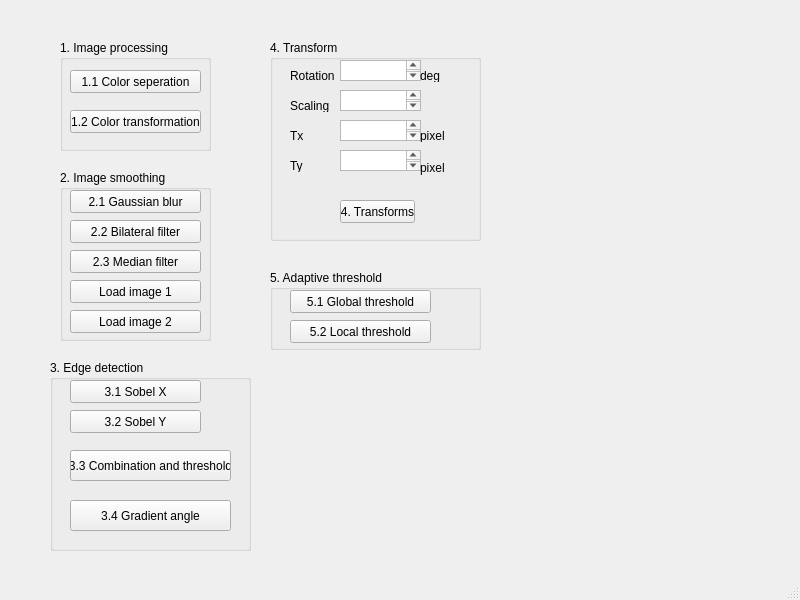
The window that interface.ui (LileeeC/IpCvDl_2025_hw) describes before a commit, drawn with Qt 5.
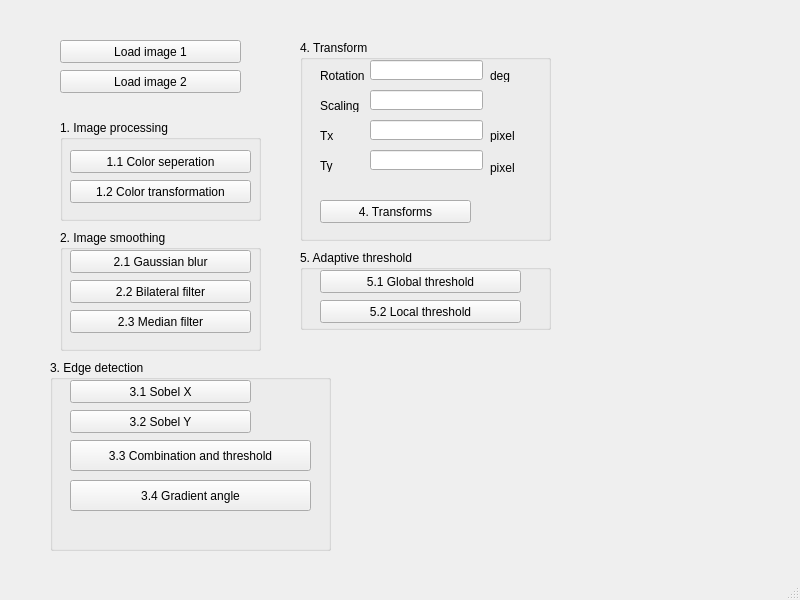
The same window after the commit.

What changed in the file:
```diff
--- a/interface.ui
+++ b/interface.ui
@@ -18,9 +18,9 @@
     <property name="geometry">
      <rect>
       <x>60</x>
-      <y>40</y>
-      <width>151</width>
-      <height>111</height>
+      <y>120</y>
+      <width>201</width>
+      <height>101</height>
      </rect>
     </property>
     <property name="title">
@@ -31,7 +31,7 @@
       <rect>
        <x>10</x>
        <y>30</y>
-       <width>131</width>
+       <width>181</width>
        <height>23</height>
       </rect>
      </property>
@@ -43,8 +43,8 @@
      <property name="geometry">
       <rect>
        <x>10</x>
-       <y>70</y>
-       <width>131</width>
+       <y>60</y>
+       <width>181</width>
        <height>23</height>
       </rect>
      </property>
@@ -57,9 +57,9 @@
     <property name="geometry">
      <rect>
       <x>60</x>
-      <y>170</y>
-      <width>151</width>
-      <height>171</height>
+      <y>230</y>
+      <width>201</width>
+      <height>121</height>
      </rect>
     </property>
     <property name="title">
@@ -70,7 +70,7 @@
       <rect>
        <x>10</x>
        <y>20</y>
-       <width>131</width>
+       <width>181</width>
        <height>23</height>
       </rect>
      </property>
@@ -83,7 +83,7 @@
       <rect>
        <x>10</x>
        <y>50</y>
-       <width>131</width>
+       <width>181</width>
        <height>23</height>
       </rect>
      </property>
@@ -96,7 +96,7 @@
       <rect>
        <x>10</x>
        <y>80</y>
-       <width>131</width>
+       <width>181</width>
        <height>23</height>
       </rect>
      </property>
@@ -104,39 +104,13 @@
       <string>2.3 Median filter</string>
      </property>
     </widget>
-    <widget class="QPushButton" name="pushButton_LoadImage1">
-     <property name="geometry">
-      <rect>
-       <x>10</x>
-       <y>110</y>
-       <width>131</width>
-       <height>23</height>
-      </rect>
-     </property>
-     <property name="text">
-      <string>Load image 1</string>
-     </property>
-    </widget>
-    <widget class="QPushButton" name="pushButton_LoadImage2">
-     <property name="geometry">
-      <rect>
-       <x>10</x>
-       <y>140</y>
-       <width>131</width>
-       <height>23</height>
-      </rect>
-     </property>
-     <property name="text">
-      <string>Load image 2</string>
-     </property>
-    </widget>
    </widget>
    <widget class="QGroupBox" name="groupBox_3">
     <property name="geometry">
      <rect>
       <x>50</x>
       <y>360</y>
-      <width>201</width>
+      <width>281</width>
       <height>191</height>
      </rect>
     </property>
@@ -148,7 +122,7 @@
       <rect>
        <x>20</x>
        <y>20</y>
-       <width>131</width>
+       <width>181</width>
        <height>23</height>
       </rect>
      </property>
@@ -161,7 +135,7 @@
       <rect>
        <x>20</x>
        <y>50</y>
-       <width>131</width>
+       <width>181</width>
        <height>23</height>
       </rect>
      </property>
@@ -173,8 +147,8 @@
      <property name="geometry">
       <rect>
        <x>20</x>
-       <y>90</y>
-       <width>161</width>
+       <y>80</y>
+       <width>241</width>
        <height>31</height>
       </rect>
      </property>
@@ -186,8 +160,8 @@
      <property name="geometry">
       <rect>
        <x>20</x>
-       <y>140</y>
-       <width>161</width>
+       <y>120</y>
+       <width>241</width>
        <height>31</height>
       </rect>
      </property>
@@ -199,25 +173,15 @@
    <widget class="QGroupBox" name="groupBox_4">
     <property name="geometry">
      <rect>
-      <x>270</x>
+      <x>300</x>
       <y>40</y>
-      <width>211</width>
+      <width>251</width>
       <height>201</height>
      </rect>
     </property>
     <property name="title">
      <string>4. Transform</string>
     </property>
-    <widget class="QTextEdit" name="textEdit_Rotation">
-     <property name="geometry">
-      <rect>
-       <x>70</x>
-       <y>20</y>
-       <width>81</width>
-       <height>21</height>
-      </rect>
-     </property>
-    </widget>
     <widget class="QLabel" name="label_Rotation">
      <property name="geometry">
       <rect>
@@ -234,7 +198,7 @@
     <widget class="QLabel" name="label_deg">
      <property name="geometry">
       <rect>
-       <x>150</x>
+       <x>190</x>
        <y>30</y>
        <width>47</width>
        <height>12</height>
@@ -257,36 +221,6 @@
       <string>Scaling</string>
      </property>
     </widget>
-    <widget class="QTextEdit" name="textEdit_Scaling">
-     <property name="geometry">
-      <rect>
-       <x>70</x>
-       <y>50</y>
-       <width>81</width>
-       <height>21</height>
-      </rect>
-     </property>
-    </widget>
-    <widget class="QTextEdit" name="textEdit_Tx">
-     <property name="geometry">
-      <rect>
-       <x>70</x>
-       <y>80</y>
-       <width>81</width>
-       <height>21</height>
-      </rect>
-     </property>
-    </widget>
-    <widget class="QTextEdit" name="textEdit_Ty">
-     <property name="geometry">
-      <rect>
-       <x>70</x>
-       <y>110</y>
-       <width>81</width>
-       <height>21</height>
-      </rect>
-     </property>
-    </widget>
     <widget class="QLabel" name="label_Tx">
      <property name="geometry">
       <rect>
@@ -316,7 +250,7 @@
     <widget class="QLabel" name="label_TxPixel">
      <property name="geometry">
       <rect>
-       <x>150</x>
+       <x>190</x>
        <y>90</y>
        <width>47</width>
        <height>12</height>
@@ -329,7 +263,7 @@
     <widget class="QLabel" name="label_TyPixel">
      <property name="geometry">
       <rect>
-       <x>150</x>
+       <x>190</x>
        <y>120</y>
        <width>51</width>
        <height>16</height>
@@ -342,9 +276,9 @@
     <widget class="QPushButton" name="pushButton_Transformation">
      <property name="geometry">
       <rect>
-       <x>70</x>
+       <x>20</x>
        <y>160</y>
-       <width>75</width>
+       <width>151</width>
        <height>23</height>
       </rect>
      </property>
@@ -352,13 +286,53 @@
       <string>4. Transforms</string>
      </property>
     </widget>
+    <widget class="QLineEdit" name="lineEdit_Rotation">
+     <property name="geometry">
+      <rect>
+       <x>70</x>
+       <y>20</y>
+       <width>113</width>
+       <height>20</height>
+      </rect>
+     </property>
+    </widget>
+    <widget class="QLineEdit" name="lineEdit_Scaling">
+     <property name="geometry">
+      <rect>
+       <x>70</x>
+       <y>50</y>
+       <width>113</width>
+       <height>20</height>
+      </rect>
+     </property>
+    </widget>
+    <widget class="QLineEdit" name="lineEdit_Tx">
+     <property name="geometry">
+      <rect>
+       <x>70</x>
+       <y>80</y>
+       <width>113</width>
+       <height>20</height>
+      </rect>
+     </property>
+    </widget>
+    <widget class="QLineEdit" name="lineEdit_Ty">
+     <property name="geometry">
+      <rect>
+       <x>70</x>
+       <y>110</y>
+       <width>113</width>
+       <height>20</height>
+      </rect>
+     </property>
+    </widget>
    </widget>
    <widget class="QGroupBox" name="groupBox_5">
     <property name="geometry">
      <rect>
-      <x>270</x>
-      <y>270</y>
-      <width>211</width>
+      <x>300</x>
+      <y>250</y>
+      <width>251</width>
       <height>80</height>
      </rect>
     </property>
@@ -370,7 +344,7 @@
       <rect>
        <x>20</x>
        <y>20</y>
-       <width>141</width>
+       <width>201</width>
        <height>23</height>
       </rect>
      </property>
@@ -383,7 +357,7 @@
       <rect>
        <x>20</x>
        <y>50</y>
-       <width>141</width>
+       <width>201</width>
        <height>23</height>
       </rect>
      </property>
@@ -392,6 +366,32 @@
      </property>
     </widget>
    </widget>
+   <widget class="QPushButton" name="pushButton_LoadImage1">
+    <property name="geometry">
+     <rect>
+      <x>60</x>
+      <y>40</y>
+      <width>181</width>
+      <height>23</height>
+     </rect>
+    </property>
+    <property name="text">
+     <string>Load image 1</string>
+    </property>
+   </widget>
+   <widget class="QPushButton" name="pushButton_LoadImage2">
+    <property name="geometry">
+     <rect>
+      <x>60</x>
+      <y>70</y>
+      <width>181</width>
+      <height>23</height>
+     </rect>
+    </property>
+    <property name="text">
+     <string>Load image 2</string>
+    </property>
+   </widget>
   </widget>
   <widget class="QMenuBar" name="menubar">
    <property name="geometry">
```
